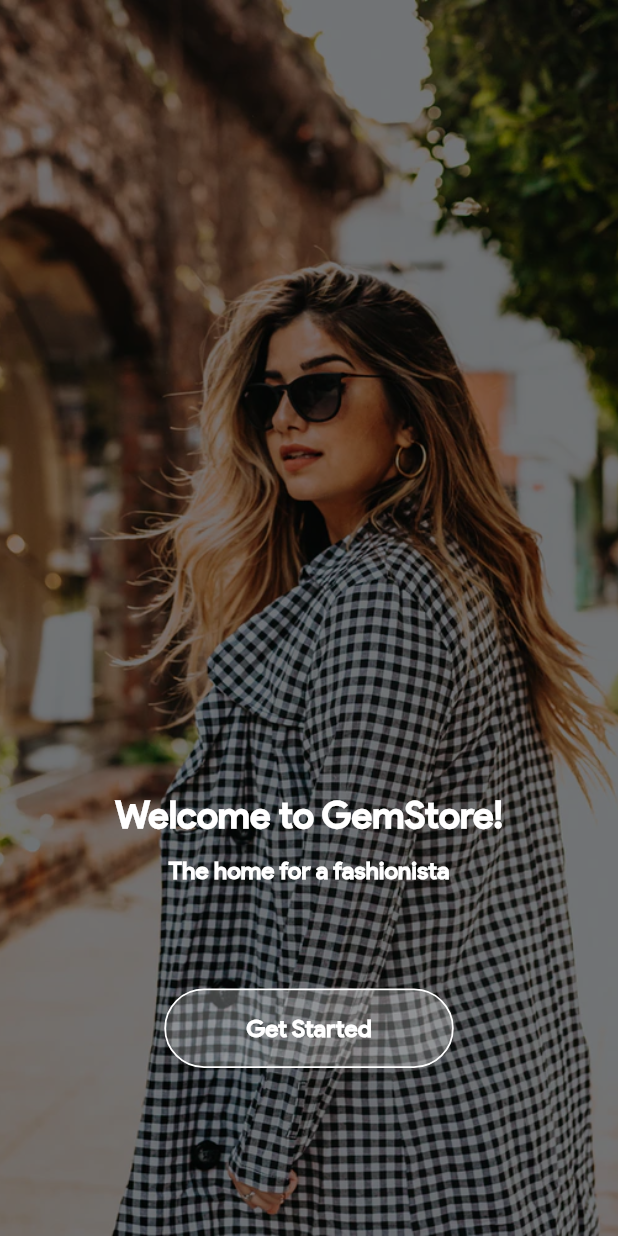
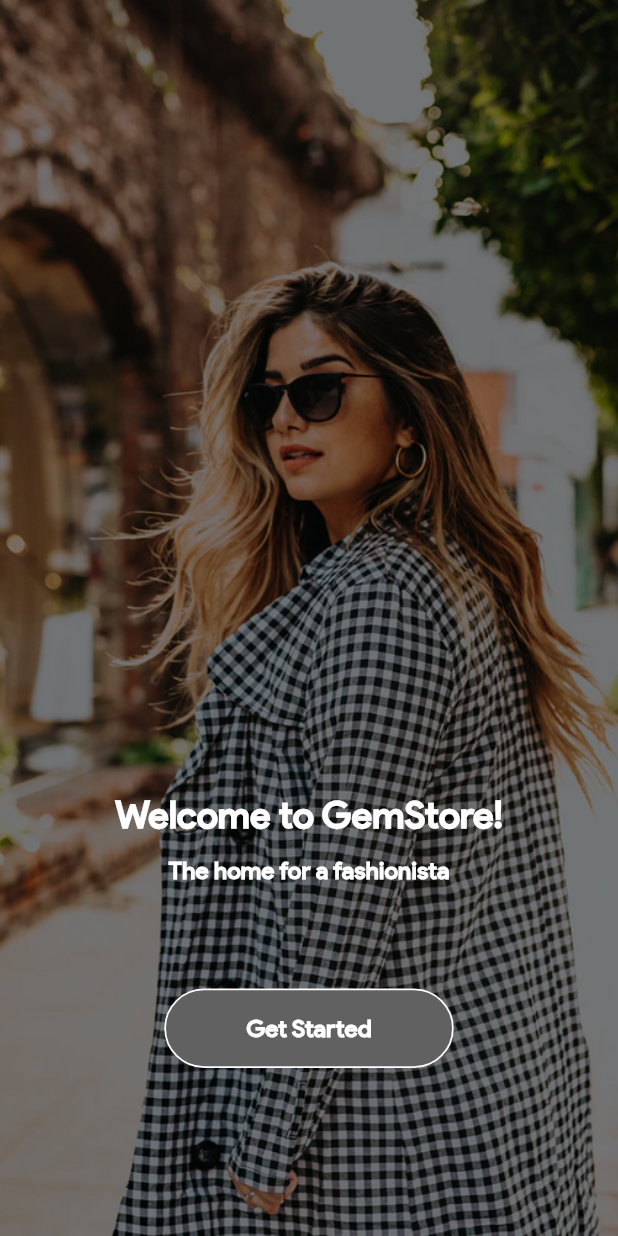
Before and after one commit to moses-mugoya/fashionista, a Flutter app: the screen it shows after launch, on a phone screen of 412 x 824 dp. Run offline on Flutter 3.47's test engine with Material 3 defaults, Android fonts, the phone set to English and light mode, and no system bars; our stand-ins replace flutter_svg.

Commit message:
updated the background color of the get started button

```diff
--- a/lib/screens/welcome_screen.dart
+++ b/lib/screens/welcome_screen.dart
@@ -65,7 +65,7 @@
                       color: AppConstants.whiteColor, // Specify border color
                       width: 1.18, // Specify border width
                     ),
-                    color: AppConstants.whiteColor.withOpacity(0.25),
+                    color: Colors.grey.shade700,
                   ),
                   child: Center(
                     child: WelcomeCustomText(
```
